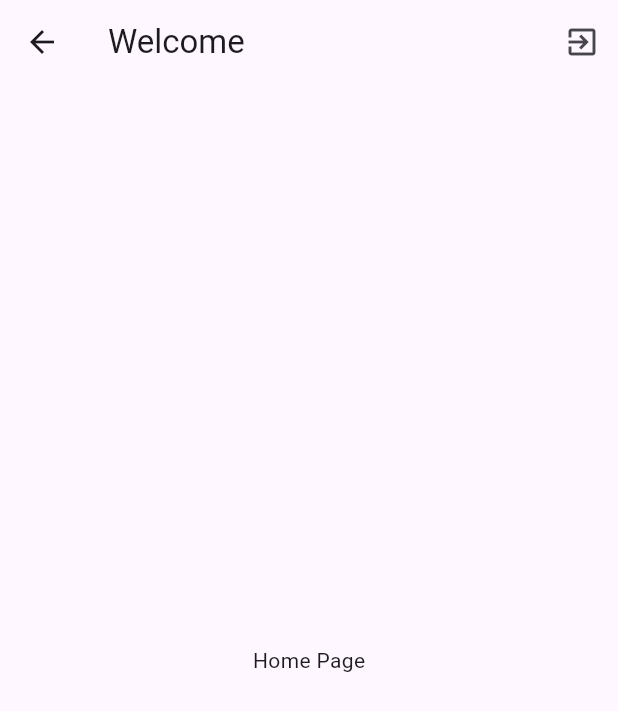
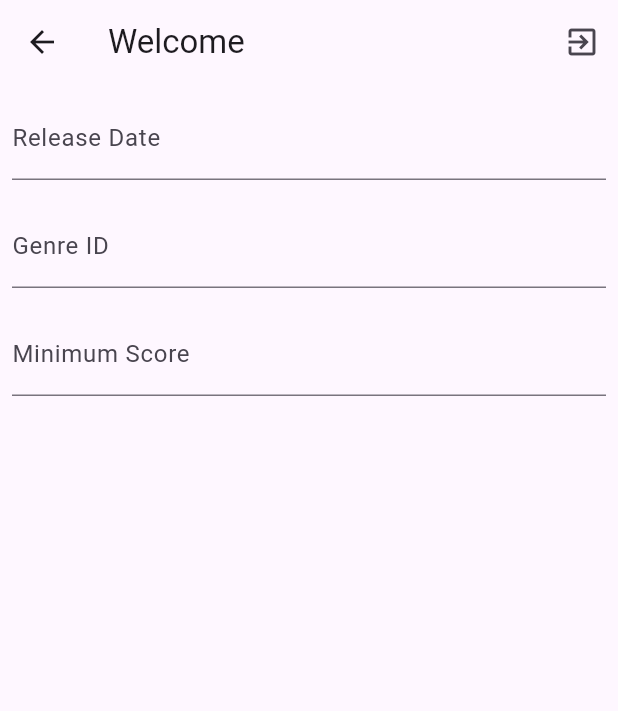
Before and after one commit to jpvillanova/Games-Tracker, a Flutter app: the Home screen opened by its route, on a phone screen of 412 x 824 dp. Shown: the top 711 px of the screen. Run offline on Flutter 3.47's test engine with Material 3 defaults, Android fonts, the phone set to English and light mode, and no system bars; our stand-ins replace shared_preferences, sqflite; accounts and stored records are empty.

Commit message:
home filter

```diff
--- a/lib/model/game.dart
+++ b/lib/model/game.dart
@@ -4,6 +4,7 @@ class Game {
   final String name;
   final String releaseDate;
   final String description;
+  final double averageScore;
 
   Game({
     this.id,
@@ -11,6 +12,7 @@ class Game {
     required this.name,
     required this.releaseDate,
     required this.description,
+    required this.averageScore,
   });
 
   Map<String, dynamic> toMap() {
@@ -20,6 +22,7 @@ class Game {
       'name': name,
       'release_date': releaseDate,
       'description': description,
+      'average_score': averageScore,
     };
   }
 
@@ -30,6 +33,7 @@ class Game {
       name: map['name'] as String,
       releaseDate: map['release_date'] as String,
       description: map['description'] as String,
+      averageScore: map['average_score'] as double,
     );
   }
 }
--- a/lib/view/home.dart
+++ b/lib/view/home.dart
@@ -1,16 +1,27 @@
 import 'package:flutter/material.dart';
+import '../controller/game_controller.dart';
+import '../model/game.dart';
 import '../helper/auth.dart';
-import '../model/user.dart'; // Import the User class
+import '../model/user.dart';
 
 class Home extends StatefulWidget {
-  final User? user; // Make user nullable
-  const Home({this.user, super.key}); // Remove required keyword
+  final User? user;
+
+  const Home(
+      {super.key,
+      this.user}); // Remove 'required' and add default value of null
 
   @override
-  State<Home> createState() => _HomeState();
+  HomeState createState() => HomeState();
 }
 
-class _HomeState extends State<Home> {
+class HomeState extends State<Home> {
+  final GameController _gameController = GameController();
+  List<Game> _games = [];
+  String? _releaseDate;
+  int? _genreId;
+  double? _minScore;
+
   @override
   Widget build(BuildContext context) {
     return Scaffold(
@@ -26,9 +37,61 @@ class _HomeState extends State<Home> {
           )
         ],
       ),
-      body: const Center(
-        child: Text("Home Page"),
+      body: Column(
+        children: <Widget>[
+          Padding(
+            padding: const EdgeInsets.all(8.0),
+            child: TextFormField(
+              decoration: const InputDecoration(
+                labelText: 'Release Date',
+                hintText: 'YYYY-MM-DD',
+              ),
+              onChanged: (value) => _releaseDate = value,
+            ),
+          ),
+          Padding(
+            padding: const EdgeInsets.all(8.0),
+            child: TextFormField(
+              decoration: const InputDecoration(
+                labelText: 'Genre ID',
+              ),
+              onChanged: (value) => _genreId = int.tryParse(value),
+            ),
+          ),
+          Padding(
+            padding: const EdgeInsets.all(8.0),
+            child: TextFormField(
+              decoration: const InputDecoration(
+                labelText: 'Minimum Score',
+              ),
+              onChanged: (value) => _minScore = double.tryParse(value),
+            ),
+          ),
+          Expanded(
+            child: ListView.builder(
+              itemCount: _games.length,
+              itemBuilder: (context, index) {
+                return ListTile(
+                  title: Text(_games[index].name),
+                  subtitle: Text(
+                      "Average Score: ${_games[index].averageScore.toStringAsFixed(1)}"),
+                );
+              },
+            ),
+          ),
+        ],
       ),
     );
   }
+
+  void _fetchGames() async {
+    var games = await _gameController.getFilteredGames(
+      releaseDate: _releaseDate,
+      genreId: _genreId,
+      minScore: _minScore,
+    );
+    setState(() {
+      _games = games;
+    });
+  }
 }
```
Also changed, not shown: lib/controller/game_controller.dart (+35 -0 lines).
